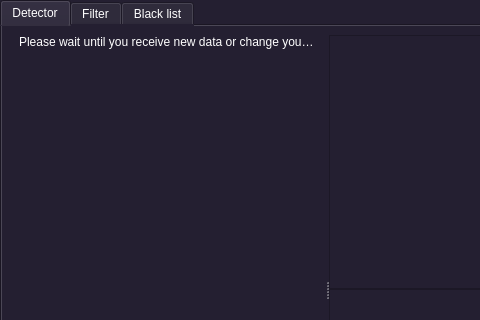
Above: Src/mainwindow.ui from DmitriyKotov1986/TradingCatClient before the change; both pictures show x 0 to 480 and y 0 to 320 of the 824 by 553 pixel window. Below: the same form after it.
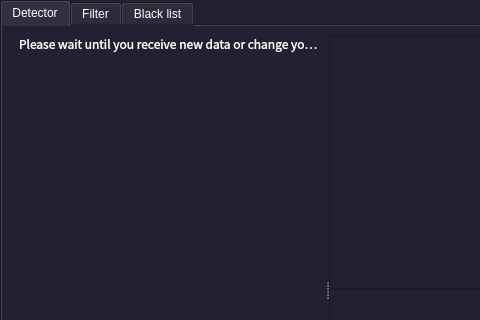
That is the form after the change. The open tabs and pages were chosen to show the change. Icons and pictures are not drawn.

```diff
--- a/Src/mainwindow.ui
+++ b/Src/mainwindow.ui
@@ -106,6 +106,13 @@
                 <height>0</height>
                </size>
               </property>
+              <property name="font">
+               <font>
+                <family>Noto Sans CJK SC</family>
+                <italic>false</italic>
+                <bold>false</bold>
+               </font>
+              </property>
               <property name="styleSheet">
                <string notr="true">border-color: grey;</string>
               </property>
```
Left out of the diff: 14 changed lines with no effect on the pictures.
